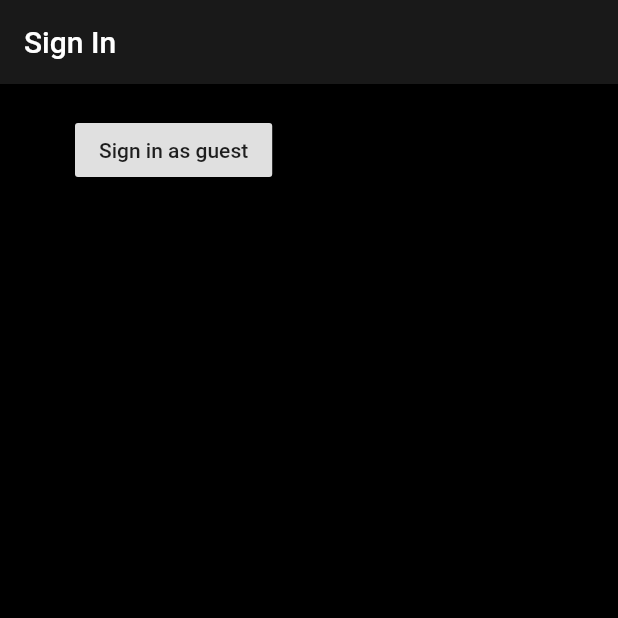
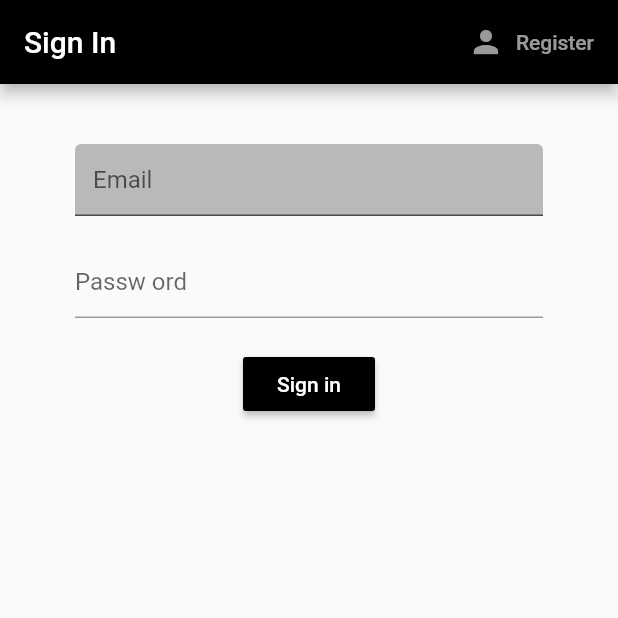
Before and after one commit to raghavendhar-899/firebase_login, a Flutter app: the screen it shows after launch, on a phone screen of 412 x 824 dp, the top half of it. Run offline on Flutter 3.47's test engine with Material 2 defaults, Android fonts, the light colour scheme and no system bars; our stand-ins replace firebase_auth; accounts and stored records are empty.

Commit message:
added email and password signin/signup

```diff
--- a/lib/Screens/authentication.dart
+++ b/lib/Screens/authentication.dart
@@ -1,9 +1,25 @@
+import 'package:firebase1/Screens/register.dart';
 import 'package:firebase1/Screens/signin.dart';
 import 'package:flutter/material.dart';
 
-class Authentication extends StatelessWidget {
+
+class Authentication extends StatefulWidget {
+  @override
+  _AuthenticationState createState() => _AuthenticationState();
+}
+
+class _AuthenticationState extends State<Authentication> {
+  bool showSighIn=true;
+  void toggleView(){
+    setState(() => showSighIn=!showSighIn);
+  }
   @override
   Widget build(BuildContext context) {
-    return SignIn();
+    if(showSighIn){
+    return SignIn(toggleView: toggleView);
+    }
+    else{
+    return Register(toggleView: toggleView);
+    }
   }
 }
--- a/lib/Screens/signin.dart
+++ b/lib/Screens/signin.dart
@@ -2,39 +2,93 @@ import 'package:firebase1/Services/auth.dart';
 import 'package:flutter/material.dart';
 
 class SignIn extends StatefulWidget {
+  final Function toggleView;
+  SignIn({this.toggleView});
+
   @override
   _SignInState createState() => _SignInState();
 }
 
 class _SignInState extends State<SignIn> {
+  final AuthService _auth = AuthService();
+  final _formKey = GlobalKey<FormState>();
 
-  final AuthService _auth = AuthService();
+  // TextField state
+  String email = '', password = '', e = '';
 
   @override
   Widget build(BuildContext context) {
     return Scaffold(
-      backgroundColor: Colors.black,
       appBar: AppBar(
-        backgroundColor: Color.fromRGBO(25, 25, 25, 1),
+        backgroundColor: Colors.black,
         title: Text("Sign In"),
+        actions: <Widget>[
+          FlatButton.icon(
+            textColor: Colors.white60,
+            icon: Icon(Icons.person),
+            label: Text("Register"),
+            onPressed: () {
+              widget.toggleView();
+            },
+          )
+        ],
       ),
       body: Container(
         padding: EdgeInsets.symmetric(vertical: 20.0, horizontal: 50),
-        child: RaisedButton(
-          child: Text("Sign in as guest"),
-          onPressed: ()async{
-             dynamic result = await _auth.signInAnon();
+        child: Form(
+          key: _formKey,
+          child: Column(children: <Widget>[
+            SizedBox(
+              height: 20,
+            ),
+            TextFormField(
+              validator: (value) =>
+                  value.contains("@") ? null : "Enter Valid Email",
+              decoration: InputDecoration(
+                hintText: "Email",
+                filled: true,
+                fillColor: Colors.black26,
+                ),
+              onChanged: (value) {
+                setState(() {
+                  email = value;
+                });
+              },
+            ),
+            SizedBox(height: 20),
+            TextFormField(
+              validator: (value) => value.isEmpty ? "Enter password" : null,
+              obscureText: true,
+              decoration: InputDecoration(hintText: "Passw ord"),
+              onChanged: (value) {
+                setState(() {
+                  password = value;
+                });
+              },
+            ),
+            SizedBox(height: 20),
+            RaisedButton(
+                color: Colors.black,
+                child: Text("Sign in", style: TextStyle(color: Colors.white)),
+                onPressed: () async {
+                  if (_formKey.currentState.validate()) {
+                    dynamic result = await _auth.signInWithEmailAndPassword(email, password);
+                    if(result==null)
+                    {
+                      e='could not signin';
+                    }
+                    else{
 
-             if(result==null)
-             {
-               print("error signin");
-             }
-             else
-             {
-               print("signin succes = ${result.uid}");
-             }
-          },
-        )
+                    }
+                  }
+                }),
+            SizedBox(height: 20),
+            Text(
+              e,
+              style: TextStyle(color: Colors.red),
+            ),
+          ]),
+        ),
       ),
     );
   }
--- a/lib/Services/auth.dart
+++ b/lib/Services/auth.dart
@@ -28,8 +28,32 @@ class AuthService {
   }
 
   //sign email&pasword
+  Future signInWithEmailAndPassword(String email,String password)async{
+    try{
+      AuthResult result = await _auth.signInWithEmailAndPassword(email: email, password: password);
+      FirebaseUser user = result.user;
+      return _userFromFirebaseUser(user);
+    }
+    catch(e)
+    {
+      print(e.toString());
+      return null;
+    }
+  }
 
   //register with email
+  Future registerWithEmailAndPassword(String email,String password)async{
+    try{
+      AuthResult result = await _auth.createUserWithEmailAndPassword(email: email, password: password);
+      FirebaseUser user = result.user;
+      return _userFromFirebaseUser(user);
+    }
+    catch(e)
+    {
+      print(e.toString());
+      return null;
+    }
+  }
 
   // sign out
   Future signOut()async{
```
